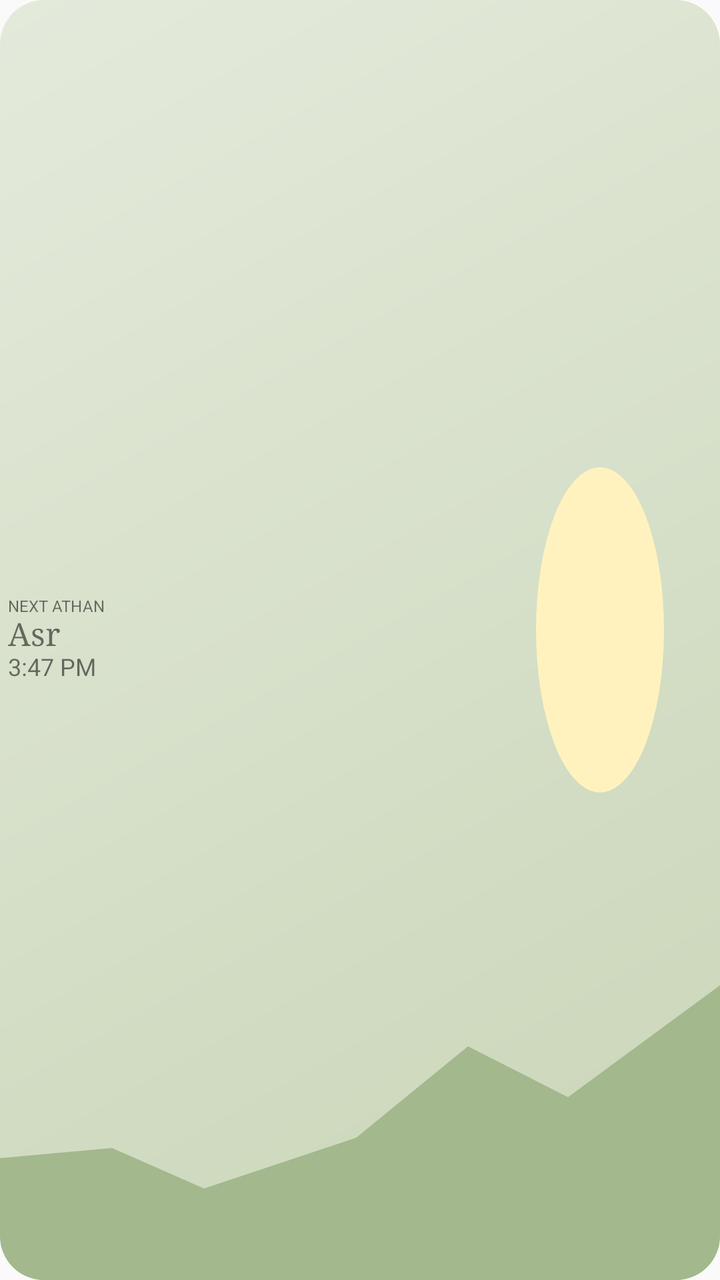
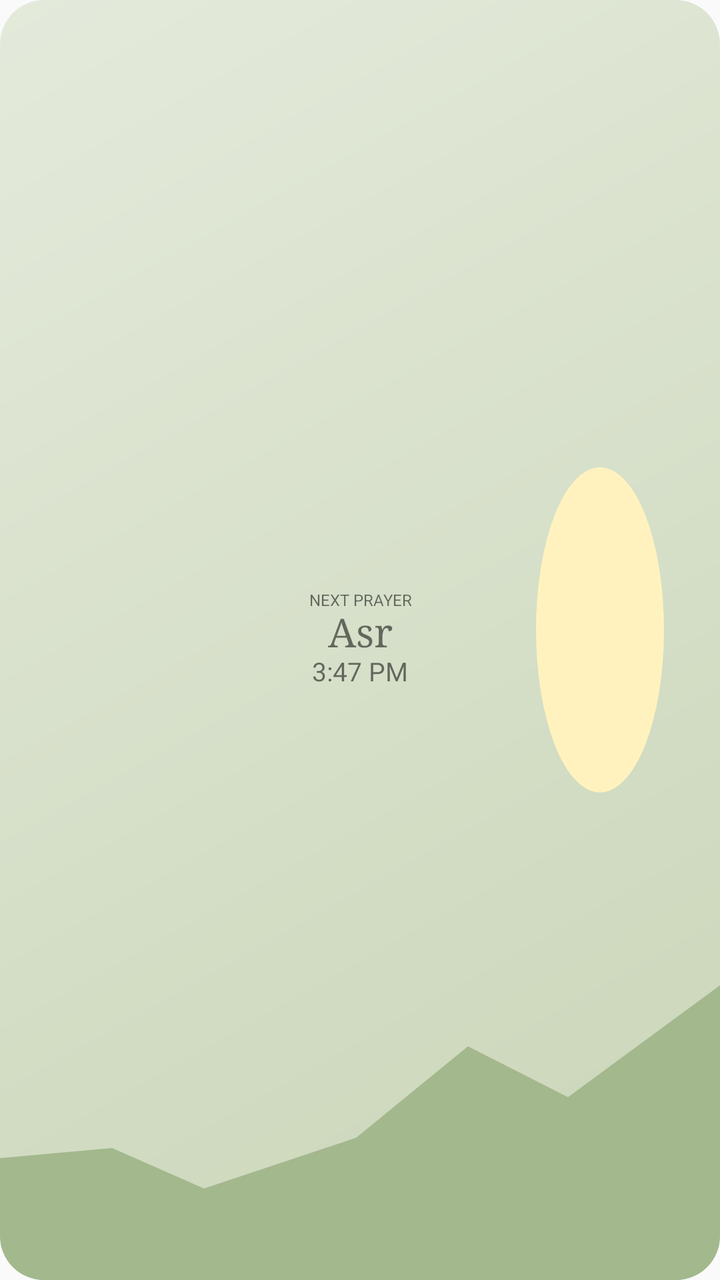

Compare the two renders of this Android layout. The source of the first and the diff that turns it into the second are given below.
<!-- AndroidManifest.xml: application theme AppTheme -->
<!-- res/layout/prayer_widget.xml -->
<?xml version="1.0" encoding="utf-8"?>
<FrameLayout xmlns:android="http://schemas.android.com/apk/res/android" android:layout_width="match_parent" android:layout_height="match_parent">
 <FrameLayout android:id="@+id/widget_root" android:layout_width="match_parent" android:layout_height="match_parent" android:background="@drawable/widget_asr" android:clipToOutline="true">
  <ImageView android:id="@+id/widget_scene" android:layout_width="match_parent" android:layout_height="match_parent" android:src="@drawable/widget_scene_day" android:scaleType="fitXY" android:importantForAccessibility="no" />
  <LinearLayout android:layout_width="match_parent" android:layout_height="match_parent" android:orientation="vertical" android:gravity="center_vertical" android:padding="4dp">
   <TextView android:id="@+id/widget_label" android:layout_width="match_parent" android:layout_height="wrap_content" android:text="NEXT ATHAN" android:textSize="8sp" android:includeFontPadding="false" android:maxLines="1" />
   <TextView android:id="@+id/widget_prayer" android:layout_width="match_parent" android:layout_height="wrap_content" android:layout_marginTop="0dp" android:text="Asr" android:textSize="16sp" android:fontFamily="serif" android:maxLines="1" android:autoSizeTextType="uniform" android:autoSizeMinTextSize="12sp" android:autoSizeMaxTextSize="16sp" android:autoSizeStepGranularity="1sp" android:includeFontPadding="false" />
   <TextView android:id="@+id/widget_time" android:layout_width="match_parent" android:layout_height="wrap_content" android:text="3:47 PM" android:textSize="12sp" android:maxLines="1" android:includeFontPadding="false" />
   <Chronometer android:id="@+id/widget_countdown" android:layout_width="match_parent" android:layout_height="wrap_content" android:layout_marginTop="0dp" android:textSize="8sp" android:format="In %s" android:visibility="gone" android:maxLines="1" android:includeFontPadding="false" />
   <TextView android:id="@+id/widget_location" android:layout_width="wrap_content" android:layout_height="wrap_content" android:visibility="gone" />
   <TextView android:id="@+id/widget_reflection" android:layout_width="wrap_content" android:layout_height="wrap_content" android:visibility="gone" />
  </LinearLayout>
 </FrameLayout>
</FrameLayout>
<!-- resources referenced by this layout -->
<resources>
  <!-- drawable widget_asr (drawable) -->
  <?xml version="1.0" encoding="utf-8"?>
  <shape xmlns:android="http://schemas.android.com/apk/res/android"><corners android:radius="22dp"/><gradient android:startColor="#E4EADB" android:endColor="#C9D5B7" android:angle="315"/></shape>
  <!-- drawable widget_scene_day (drawable) -->
  <vector xmlns:android="http://schemas.android.com/apk/res/android" android:width="180dp" android:height="126dp" android:viewportWidth="180" android:viewportHeight="126">
   <path android:fillColor="#FFF2BE" android:pathData="M150,46a16,16 0,1 0,0 32a16,16 0,1 0,0 -32" />
   <path android:fillColor="#A3B88D" android:pathData="M0,114L28,113L51,117L89,112L117,103L142,108L180,97L180,126L0,126Z" />
  </vector>
  <style name="AppTheme" parent="Theme.AppCompat.Light.DarkActionBar">
          
          <item name="colorPrimary">@color/colorPrimary</item>
          <item name="colorPrimaryDark">@color/colorPrimaryDark</item>
          <item name="colorAccent">@color/colorAccent</item>
      </style>
</resources>

<!-- the commit's change to res/layout/prayer_widget.xml (unified diff, before → after) -->
@@ -2,10 +2,10 @@
 <FrameLayout xmlns:android="http://schemas.android.com/apk/res/android" android:layout_width="match_parent" android:layout_height="match_parent">
  <FrameLayout android:id="@+id/widget_root" android:layout_width="match_parent" android:layout_height="match_parent" android:background="@drawable/widget_asr" android:clipToOutline="true">
   <ImageView android:id="@+id/widget_scene" android:layout_width="match_parent" android:layout_height="match_parent" android:src="@drawable/widget_scene_day" android:scaleType="fitXY" android:importantForAccessibility="no" />
-  <LinearLayout android:layout_width="match_parent" android:layout_height="match_parent" android:orientation="vertical" android:gravity="center_vertical" android:padding="4dp">
-   <TextView android:id="@+id/widget_label" android:layout_width="match_parent" android:layout_height="wrap_content" android:text="NEXT ATHAN" android:textSize="8sp" android:includeFontPadding="false" android:maxLines="1" />
-   <TextView android:id="@+id/widget_prayer" android:layout_width="match_parent" android:layout_height="wrap_content" android:layout_marginTop="0dp" android:text="Asr" android:textSize="16sp" android:fontFamily="serif" android:maxLines="1" android:autoSizeTextType="uniform" android:autoSizeMinTextSize="12sp" android:autoSizeMaxTextSize="16sp" android:autoSizeStepGranularity="1sp" android:includeFontPadding="false" />
-   <TextView android:id="@+id/widget_time" android:layout_width="match_parent" android:layout_height="wrap_content" android:text="3:47 PM" android:textSize="12sp" android:maxLines="1" android:includeFontPadding="false" />
+  <LinearLayout android:layout_width="match_parent" android:layout_height="match_parent" android:orientation="vertical" android:gravity="center" android:padding="4dp">
+   <TextView android:id="@+id/widget_label" android:layout_width="match_parent" android:layout_height="wrap_content" android:text="NEXT PRAYER" android:gravity="center" android:textSize="8sp" android:includeFontPadding="false" android:maxLines="1" />
+   <TextView android:id="@+id/widget_prayer" android:layout_width="match_parent" android:layout_height="wrap_content" android:layout_marginTop="0dp" android:text="Asr" android:gravity="center" android:textSize="20sp" android:fontFamily="serif" android:maxLines="1" android:autoSizeTextType="uniform" android:autoSizeMinTextSize="12sp" android:autoSizeMaxTextSize="20sp" android:autoSizeStepGranularity="1sp" android:includeFontPadding="false" />
+   <TextView android:id="@+id/widget_time" android:layout_width="match_parent" android:layout_height="wrap_content" android:text="3:47 PM" android:gravity="center" android:textSize="13sp" android:maxLines="1" android:includeFontPadding="false" />
    <Chronometer android:id="@+id/widget_countdown" android:layout_width="match_parent" android:layout_height="wrap_content" android:layout_marginTop="0dp" android:textSize="8sp" android:format="In %s" android:visibility="gone" android:maxLines="1" android:includeFontPadding="false" />
    <TextView android:id="@+id/widget_location" android:layout_width="wrap_content" android:layout_height="wrap_content" android:visibility="gone" />
    <TextView android:id="@+id/widget_reflection" android:layout_width="wrap_content" android:layout_height="wrap_content" android:visibility="gone" />
